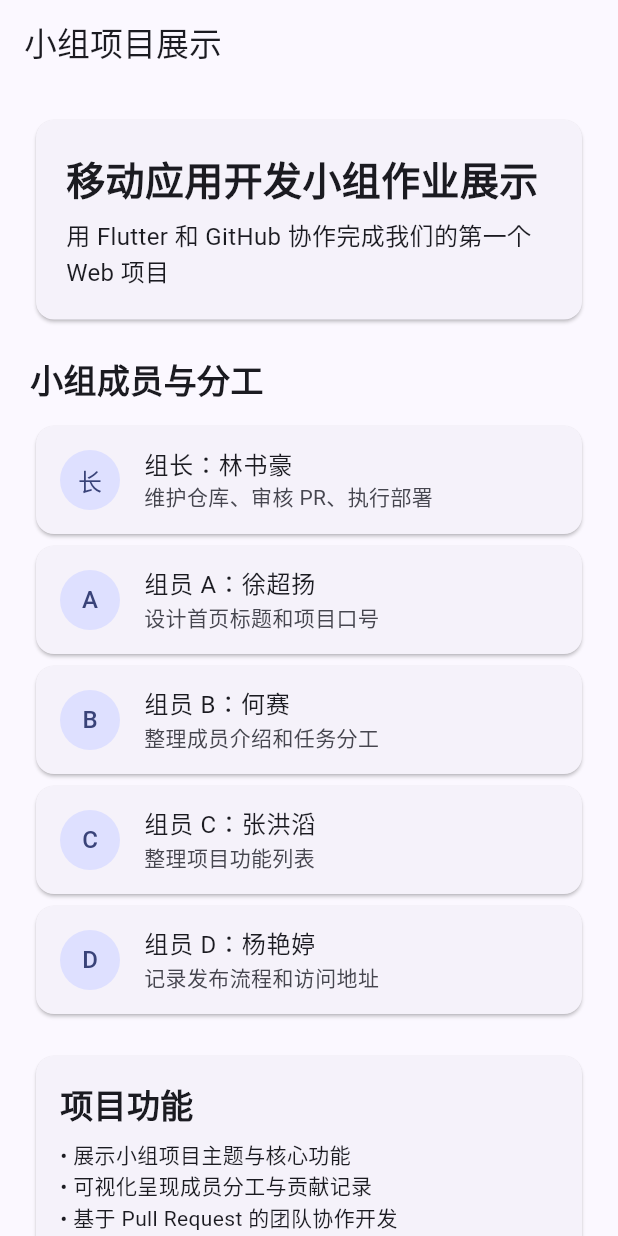
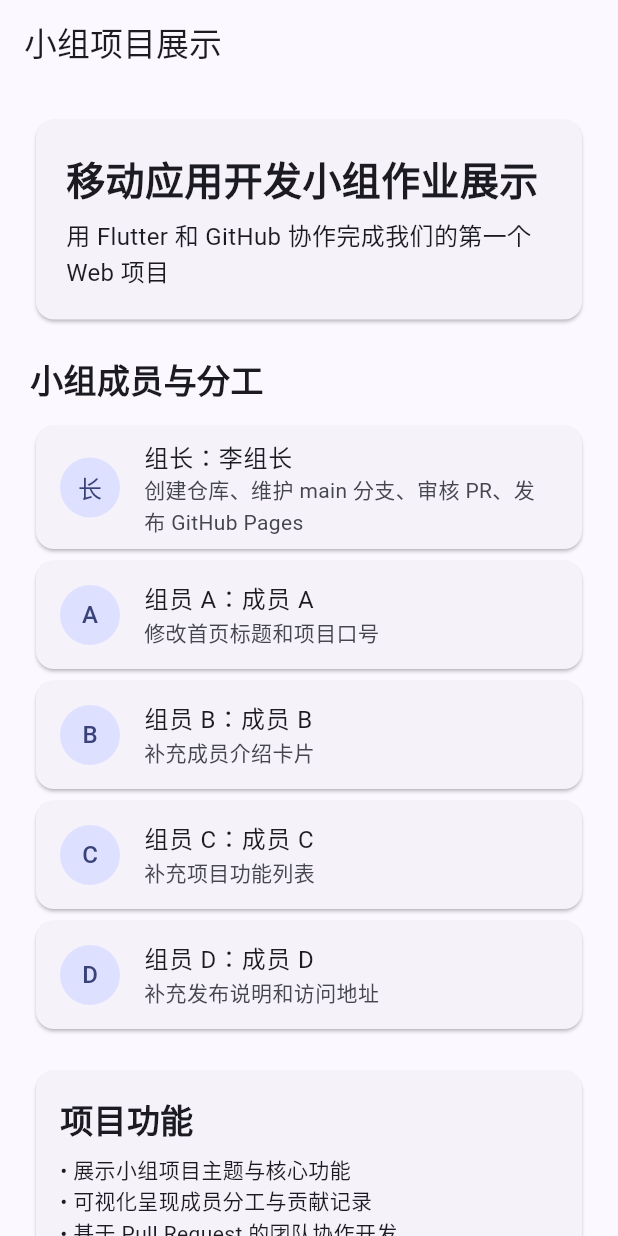
Before and after one commit to SHLINOvO/group_flutter_pages_demo, a Flutter app: the screen it shows after launch, on a phone screen of 412 x 824 dp. Run offline on Flutter 3.47's test engine with Material 3 defaults, Android fonts, the light colour scheme and no system bars.

Commit message:
update release notes

```diff
--- a/lib/main.dart
+++ b/lib/main.dart
@@ -28,11 +28,11 @@ class TeamHomePage extends StatelessWidget {
   static const String projectSlogan = '用 Flutter 和 GitHub 协作完成我们的第一个 Web 项目';
 
   static const List<TeamMember> members = [
-    TeamMember(role: '组长', name: '林书豪', task: '维护仓库、审核 PR、执行部署'),
-    TeamMember(role: '组员 A', name: '徐超扬', task: '设计首页标题和项目口号'),
-    TeamMember(role: '组员 B', name: '何赛', task: '整理成员介绍和任务分工'),
-    TeamMember(role: '组员 C', name: '张洪滔', task: '整理项目功能列表'),
-    TeamMember(role: '组员 D', name: '杨艳婷', task: '记录发布流程和访问地址'),
+    TeamMember(role: '组长', name: '李组长', task: '创建仓库、维护 main 分支、审核 PR、发布 GitHub Pages'),
+    TeamMember(role: '组员 A', name: '成员 A', task: '修改首页标题和项目口号'),
+    TeamMember(role: '组员 B', name: '成员 B', task: '补充成员介绍卡片'),
+    TeamMember(role: '组员 C', name: '成员 C', task: '补充项目功能列表'),
+    TeamMember(role: '组员 D', name: '成员 D', task: '补充发布说明和访问地址'),
   ];
 
   static const List<String> features = [
@@ -43,9 +43,10 @@ class TeamHomePage extends StatelessWidget {
   ];
 
   static const List<String> releaseNotes = [
-    '源码保存在 main 分支。',
-    'Flutter Web 编译产物发布到 gh-pages 分支。',
-    '组长合并 PR 后统一执行部署命令。',
+    '源码统一维护在 main 分支，所有组员修改都通过 PR 合并。',
+    '组长使用 flutter build web 生成静态网页文件。',
+    '构建产物发布到 gh-pages 分支，并由 GitHub Pages 对外访问。',
+    '访问地址格式：https://SHLINOvO.github.io/group_flutter_pages_demo/',
   ];
 
   @override
```
